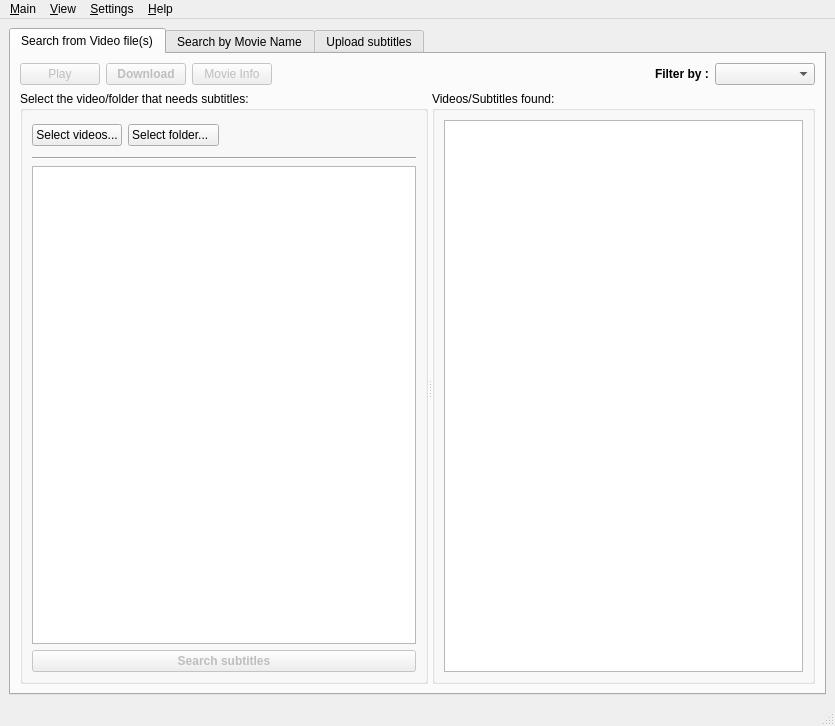
subdownloader/subdownloader, file gui/main.ui: the form before one commit.
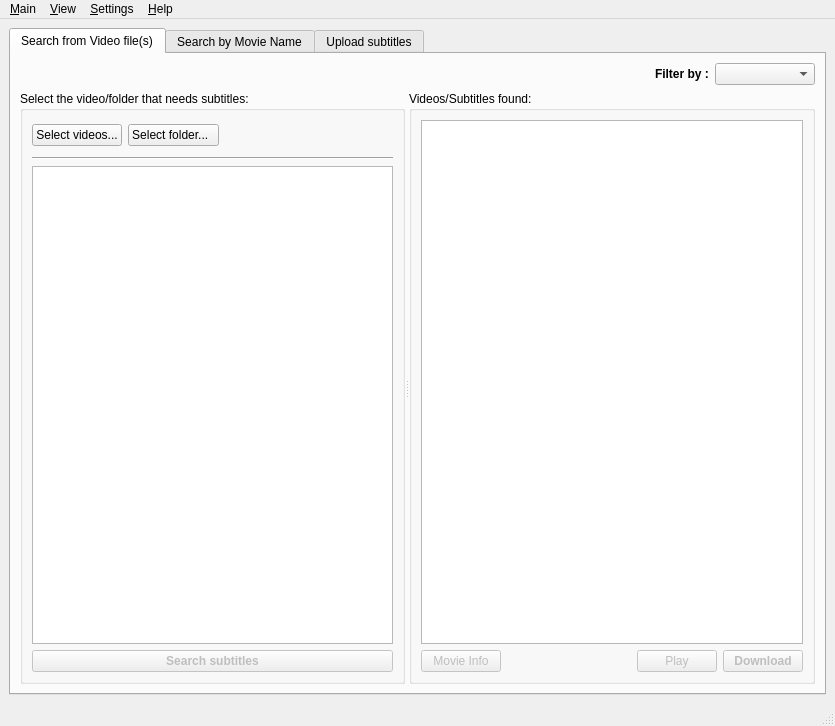
The form after the commit. Icons and pictures are not drawn. Custom widgets are drawn as their Qt base class.

Commit message: -moved some buttons to the bottom, upload, download and movie info -the search tab in settings now 100% height.

Patch:
```diff
--- a/gui/main.ui
+++ b/gui/main.ui
@@ -20,9 +20,9 @@
    <property name="geometry" >
     <rect>
      <x>0</x>
-     <y>24</y>
+     <y>27</y>
      <width>835</width>
-     <height>678</height>
+     <height>675</height>
     </rect>
    </property>
    <layout class="QVBoxLayout" name="verticalLayout_5" >
@@ -47,8 +47,8 @@
           <rect>
            <x>0</x>
            <y>0</y>
-           <width>811</width>
-           <height>629</height>
+           <width>813</width>
+           <height>625</height>
           </rect>
          </property>
          <attribute name="title" >
@@ -60,78 +60,6 @@
             <property name="sizeConstraint" >
              <enum>QLayout::SetMinimumSize</enum>
             </property>
-            <item>
-             <widget class="QPushButton" name="buttonPlay" >
-              <property name="enabled" >
-               <bool>false</bool>
-              </property>
-              <property name="sizePolicy" >
-               <sizepolicy vsizetype="Fixed" hsizetype="Fixed" >
-                <horstretch>0</horstretch>
-                <verstretch>0</verstretch>
-               </sizepolicy>
-              </property>
-              <property name="text" >
-               <string>Play</string>
-              </property>
-              <property name="icon" >
-               <iconset resource="images.qrc" >
-                <normaloff>:/images/play.png</normaloff>:/images/play.png</iconset>
-              </property>
-             </widget>
-            </item>
-            <item>
-             <widget class="QPushButton" name="buttonDownload" >
-              <property name="enabled" >
-               <bool>false</bool>
-              </property>
-              <property name="sizePolicy" >
-               <sizepolicy vsizetype="Fixed" hsizetype="Fixed" >
-                <horstretch>0</horstretch>
-                <verstretch>0</verstretch>
-               </sizepolicy>
-              </property>
-              <property name="font" >
-               <font>
-                <weight>75</weight>
-                <bold>true</bold>
-               </font>
-              </property>
-              <property name="text" >
-               <string>Download</string>
-              </property>
-              <property name="icon" >
-               <iconset resource="images.qrc" >
-                <normaloff>:/images/download.png</normaloff>:/images/download.png</iconset>
-              </property>
-             </widget>
-            </item>
-            <item>
-             <widget class="QPushButton" name="buttonIMDB" >
-              <property name="enabled" >
-               <bool>false</bool>
-              </property>
-              <property name="sizePolicy" >
-               <sizepolicy vsizetype="Fixed" hsizetype="Fixed" >
-                <horstretch>0</horstretch>
-                <verstretch>0</verstretch>
-               </sizepolicy>
-              </property>
-              <property name="text" >
-               <string>Movie Info</string>
-              </property>
-              <property name="icon" >
-               <iconset resource="images.qrc" >
-                <normaloff>:/images/imdb.png</normaloff>:/images/imdb.png</iconset>
-              </property>
-              <property name="iconSize" >
-               <size>
-                <width>32</width>
-                <height>16</height>
-               </size>
-              </property>
-             </widget>
-            </item>
             <item>
              <spacer>
               <property name="orientation" >
@@ -331,10 +259,99 @@
              <property name="title" >
               <string>Videos/Subtitles found:</string>
              </property>
-             <layout class="QHBoxLayout" >
+             <layout class="QVBoxLayout" name="verticalLayout_6" >
               <item>
                <widget class="QTreeView" name="videoView" />
               </item>
+              <item>
+               <layout class="QHBoxLayout" name="horizontalLayout_7" >
+                <item>
+                 <widget class="QPushButton" name="buttonIMDB" >
+                  <property name="enabled" >
+                   <bool>false</bool>
+                  </property>
+                  <property name="sizePolicy" >
+                   <sizepolicy vsizetype="Fixed" hsizetype="Fixed" >
+                    <horstretch>0</horstretch>
+                    <verstretch>0</verstretch>
+                   </sizepolicy>
+                  </property>
+                  <property name="text" >
+                   <string>Movie Info</string>
+                  </property>
+                  <property name="icon" >
+                   <iconset resource="images.qrc" >
+                    <normaloff>:/images/imdb.png</normaloff>:/images/imdb.png</iconset>
+                  </property>
+                  <property name="iconSize" >
+                   <size>
+                    <width>32</width>
+                    <height>16</height>
+                   </size>
+                  </property>
+                 </widget>
+                </item>
+                <item>
+                 <spacer name="horizontalSpacer_2" >
+                  <property name="orientation" >
+                   <enum>Qt::Horizontal</enum>
+                  </property>
+                  <property name="sizeHint" stdset="0" >
+                   <size>
+                    <width>40</width>
+                    <height>20</height>
+                   </size>
+                  </property>
+                 </spacer>
+                </item>
+                <item>
+                 <widget class="QPushButton" name="buttonPlay" >
+                  <property name="enabled" >
+                   <bool>false</bool>
+                  </property>
+                  <property name="sizePolicy" >
+                   <sizepolicy vsizetype="Fixed" hsizetype="Fixed" >
+                    <horstretch>0</horstretch>
+                    <verstretch>0</verstretch>
+                   </sizepolicy>
+                  </property>
+                  <property name="text" >
+                   <string>Play</string>
+                  </property>
+                  <property name="icon" >
+                   <iconset resource="images.qrc" >
+                    <normaloff>:/images/play.png</normaloff>:/images/play.png</iconset>
+                  </property>
+                 </widget>
+                </item>
+                <item>
+                 <widget class="QPushButton" name="buttonDownload" >
+                  <property name="enabled" >
+                   <bool>false</bool>
+                  </property>
+                  <property name="sizePolicy" >
+                   <sizepolicy vsizetype="Fixed" hsizetype="Fixed" >
+                    <horstretch>0</horstretch>
+                    <verstretch>0</verstretch>
+                   </sizepolicy>
+                  </property>
+                  <property name="font" >
+                   <font>
+                    <weight>75</weight>
+                    <bold>true</bold>
+                   </font>
+                  </property>
+                  <property name="text" >
+                   <string>Download</string>
+                  </property>
+                  <property name="icon" >
+                   <iconset resource="images.qrc" >
+                    <normaloff>:/images/download.png</normaloff>:/images/download.png</iconset>
+                  </property>
+                 </widget>
+                </item>
+               </layout>
+              </item>
              </layout>
             </widget>
            </widget>
```
Left out of the diff: 192 changed lines with no effect on the pictures. The commit also changes 3 other files.
